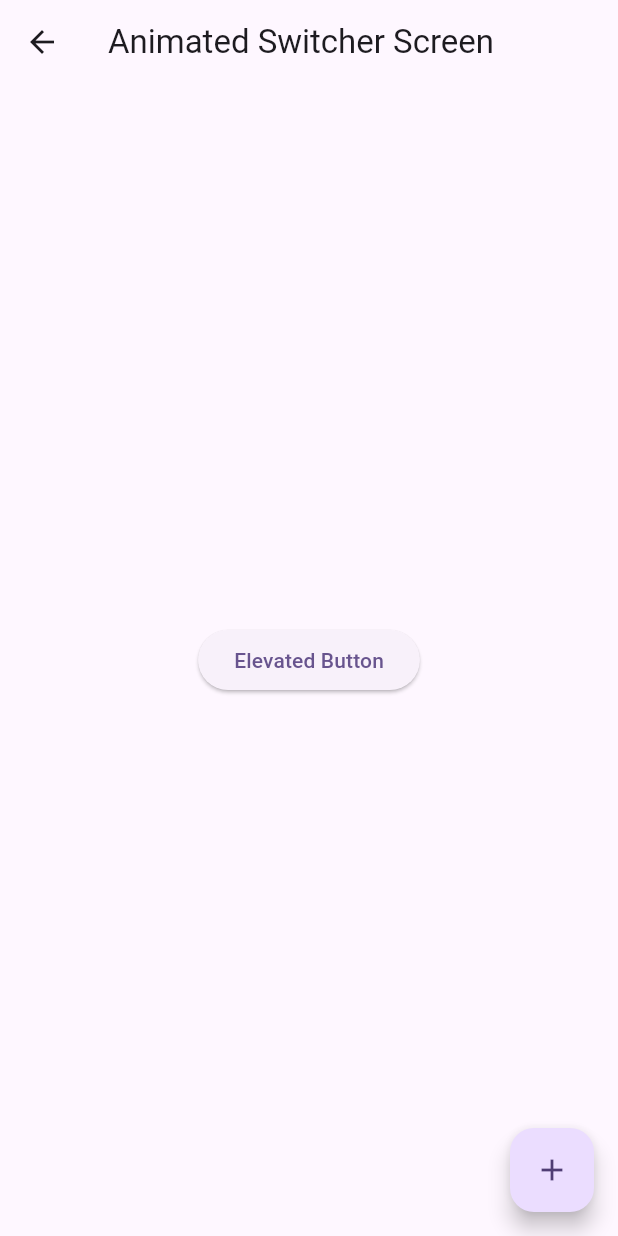
After one commit to samih93/flutter_animation_tutorial, a Flutter app: the screen it shows after launch, after a tap on "Animated Switcher", on a phone screen of 412 x 824 dp. The commit adds this screen. Run offline on Flutter 3.47's test engine with Material 2 defaults, Android fonts, the light colour scheme and no system bars.

Commit message:
animated swircher

```diff
--- /dev/null
+++ b/lib/implicit_animation/animated_switcher_Screen.dart
@@ -0,0 +1,38 @@
+import 'package:flutter/material.dart';
+
+class AnimatedSwitcherScreen extends StatefulWidget {
+  const AnimatedSwitcherScreen({super.key});
+
+  @override
+  State<AnimatedSwitcherScreen> createState() => _AnimatedSwitcherScreenState();
+}
+
+class _AnimatedSwitcherScreenState extends State<AnimatedSwitcherScreen> {
+  bool _isVisibleFirstChild = true;
+
+  @override
+  Widget build(BuildContext context) {
+    return Scaffold(
+      appBar: AppBar(
+        title: Text("Animated Switcher Screen"),
+      ),
+      body: Center(
+        child: AnimatedSwitcher(
+          switchInCurve: Curves.linear,
+          duration: Duration(seconds: 1),
+          child: _isVisibleFirstChild
+              ? ElevatedButton(onPressed: () {}, child: Text("Elevated Button"))
+              : CircularProgressIndicator(),
+        ),
+      ),
+      floatingActionButton: FloatingActionButton(
+        onPressed: () {
+          setState(() {
+            _isVisibleFirstChild = !_isVisibleFirstChild;
+          });
+        },
+        child: Icon(Icons.add),
+      ),
+    );
+  }
+}
--- a/lib/main.dart
+++ b/lib/main.dart
@@ -12,6 +12,7 @@ import 'implicit_animation/animated_align_widget_screen.dart';
 import 'implicit_animation/animated_opacity_demo.dart';
 import 'implicit_animation/animated_physical_model_screen.dart';
 import 'implicit_animation/animated_positioned_directional_screen.dart';
+import 'implicit_animation/animated_switcher_Screen.dart';
 
 void main() {
   runApp(const MyApp());
@@ -107,6 +108,10 @@ class MyHomePAge extends StatelessWidget {
             height: 5,
           ),
           animatedCrossFadeWidget(context),
+          SizedBox(
+            height: 5,
+          ),
+          animatedSwitcherWidget(context),
         ]),
       ),
     );
@@ -233,3 +238,13 @@ Widget animatedCrossFadeWidget(BuildContext context) => ElevatedButton(
           ));
     },
     child: Text("Animated Cross Fade "));
+
+Widget animatedSwitcherWidget(BuildContext context) => ElevatedButton(
+    onPressed: () {
+      Navigator.push(
+          context,
+          MaterialPageRoute(
+            builder: (context) => AnimatedSwitcherScreen(),
+          ));
+    },
+    child: Text("Animated Switcher"));
```
